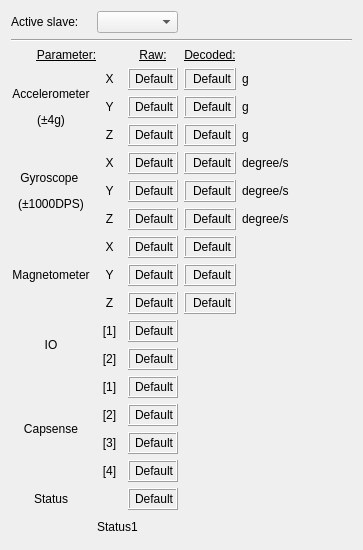
Above: ui/w_gossip.ui from JFDuval/flexsea-plan before the change. Below: the same form after it.
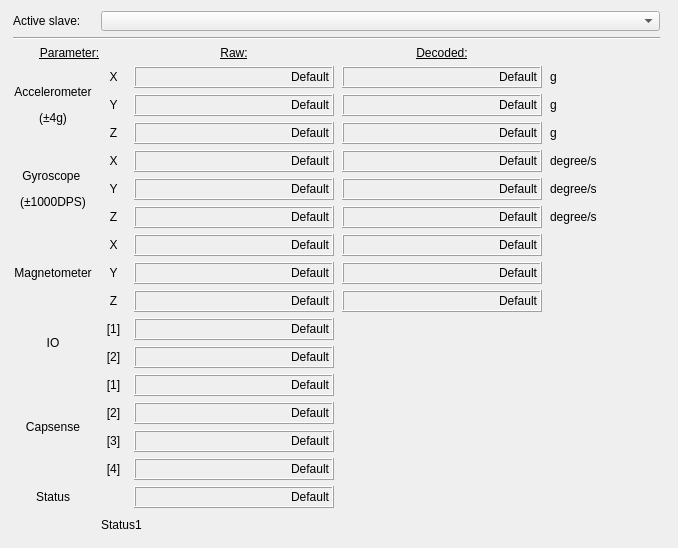
That is the form after the change.

Commit message: Fat finger implementation. Incontrol is still in progress. I have a window to big at the begining.

```diff
--- a/ui/w_gossip.ui
+++ b/ui/w_gossip.ui
@@ -6,10 +6,16 @@
    <rect>
     <x>0</x>
     <y>0</y>
-    <width>359</width>
-    <height>547</height>
+    <width>678</width>
+    <height>545</height>
    </rect>
   </property>
+  <property name="sizePolicy">
+   <sizepolicy hsizetype="Expanding" vsizetype="Expanding">
+    <horstretch>0</horstretch>
+    <verstretch>0</verstretch>
+   </sizepolicy>
+  </property>
   <property name="windowTitle">
    <string>Form</string>
   </property>
@@ -918,16 +924,6 @@
        </property>
       </widget>
      </item>
-     <item row="0" column="1" colspan="2">
-      <widget class="QComboBox" name="comboBox_slave">
-       <property name="maximumSize">
-        <size>
-         <width>1000</width>
-         <height>16777215</height>
-        </size>
-       </property>
-      </widget>
-     </item>
      <item row="12" column="1">
       <widget class="QLabel" name="label_22">
        <property name="minimumSize">
@@ -1638,21 +1634,30 @@
        </property>
       </widget>
      </item>
+     <item row="0" column="1" colspan="4">
+      <widget class="QComboBox" name="comboBox_slave">
+       <property name="sizePolicy">
+        <sizepolicy hsizetype="Expanding" vsizetype="Expanding">
+         <horstretch>0</horstretch>
+         <verstretch>0</verstretch>
+        </sizepolicy>
+       </property>
+       <property name="minimumSize">
+        <size>
+         <width>100</width>
+         <height>20</height>
+        </size>
+       </property>
+       <property name="maximumSize">
+        <size>
+         <width>1000</width>
+         <height>16777215</height>
+        </size>
+       </property>
+      </widget>
+     </item>
     </layout>
    </item>
-   <item>
-    <spacer name="verticalSpacer">
-     <property name="orientation">
-      <enum>Qt::Vertical</enum>
-     </property>
-     <property name="sizeHint" stdset="0">
-      <size>
-       <width>5</width>
-       <height>5</height>
-      </size>
-     </property>
-    </spacer>
-   </item>
   </layout>
  </widget>
  <resources/>
```
The commit also changes 2 other files.
